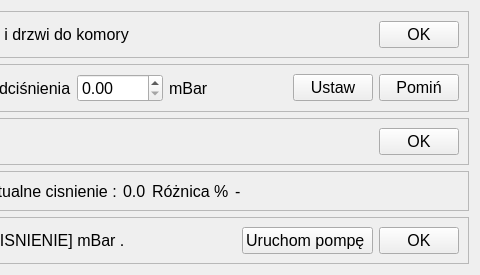
Before: the Qt Designer form app/nowytest_3.ui in wiacekmarcin/StanowiskoChemiczne, drawn with Qt 5; both pictures show x 224 to 704 and y 0 to 275 of the 704 by 275 pixel window.
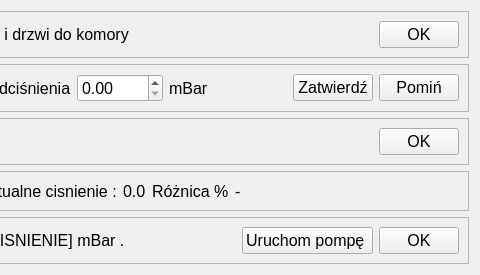
After: the same form once the commit is applied. Custom widgets are drawn as their Qt base class.

Diff of the .ui file:
```diff
--- a/app/nowytest_3.ui
+++ b/app/nowytest_3.ui
@@ -121,7 +121,7 @@
       <item>
        <widget class="QPushButton" name="pbUstaw_2">
         <property name="text">
-         <string>Ustaw</string>
+         <string>Zatwierdź</string>
         </property>
        </widget>
       </item>
```
